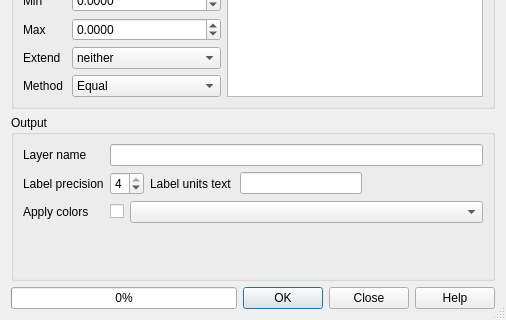
First picture: the form in contour/frmContour.ui, repository ccrook/QGIS-Contour-Plugin, before the edit; both pictures show x 0 to 506 and y 278 to 598 of the 506 by 598 pixel window.
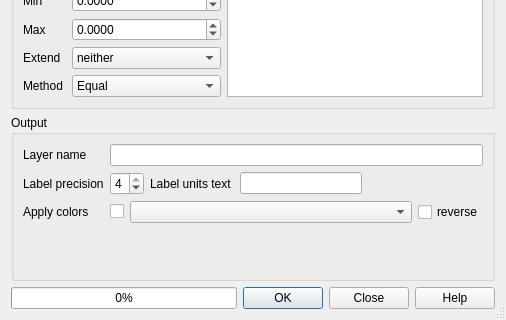
Second picture: the form after the edit. Custom widgets are drawn as their Qt base class.

Commit message: Adding option for revere colour ramp

Patch:
```diff
--- a/contour/frmContour.ui
+++ b/contour/frmContour.ui
@@ -485,7 +485,7 @@
          </widget>
         </item>
         <item row="2" column="1">
-         <layout class="QHBoxLayout" name="horizontalLayout_4" stretch="0,1">
+         <layout class="QHBoxLayout" name="horizontalLayout_4" stretch="0,1,0">
           <property name="bottomMargin">
            <number>0</number>
           </property>
@@ -499,6 +499,13 @@
           <item>
            <widget class="QgsColorRampComboBox" name="uColorRamp"/>
           </item>
+          <item>
+           <widget class="QCheckBox" name="uReverseRamp">
+            <property name="text">
+             <string>reverse</string>
+            </property>
+           </widget>
+          </item>
          </layout>
         </item>
         <item row="2" column="0">
```
The commit also changes 2 other files.
